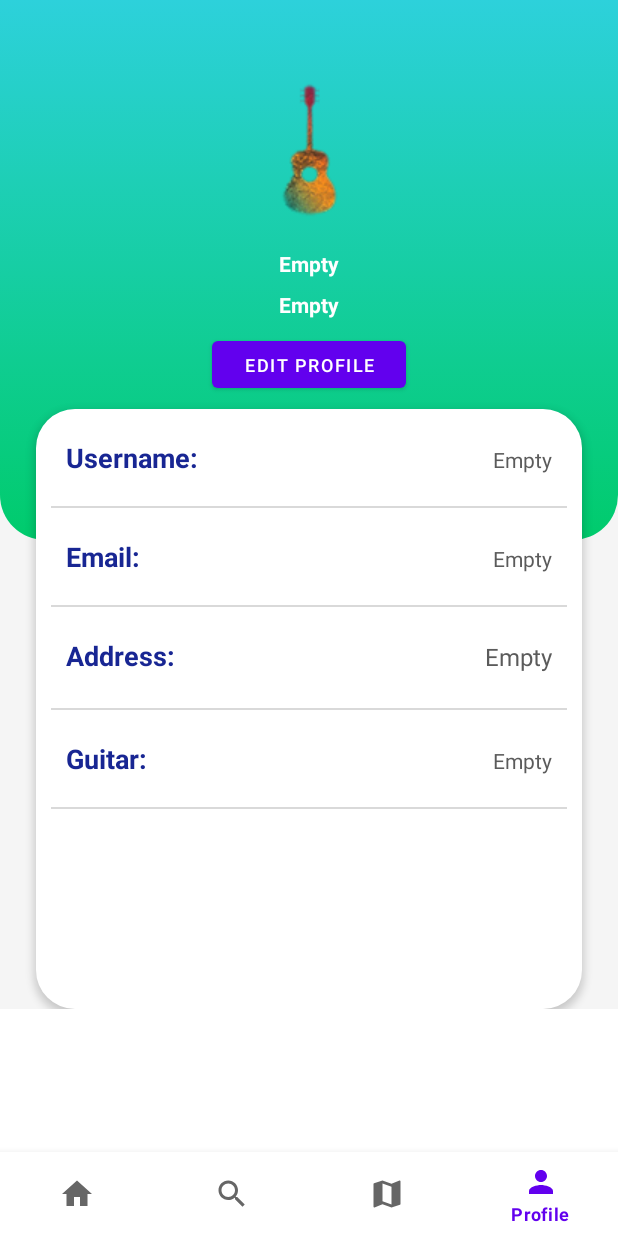
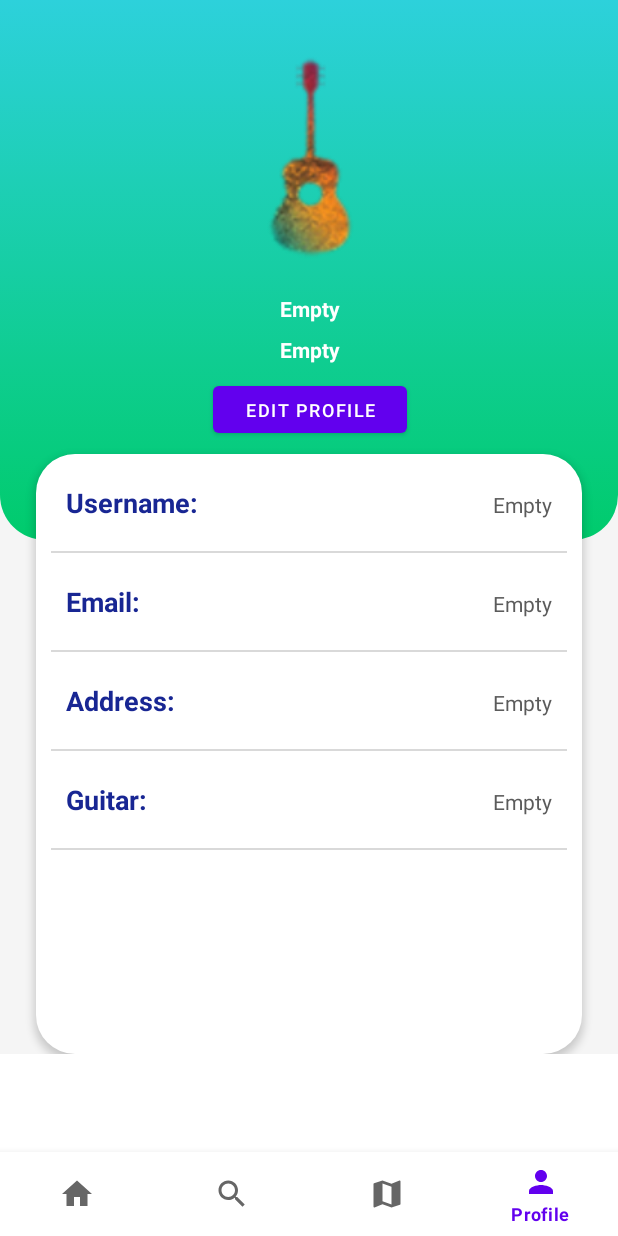
Before and after one commit to panosbabo/TakOwnersMart, an Android app: the screen it shows after launch (MainActivity), item 4 of the bottom bar chosen, on a phone screen of 412 x 824 dp. Run offline under Robolectric (Android 15) with nearby library versions, the phone set to English and light mode, and no system bars; our stand-ins replace Room's generated code; pictures from the network do not load.

Commit message:
Modified user image to rounded

```diff
--- a/app/src/main/res/layout/activity_profile_editing_page.xml
+++ b/app/src/main/res/layout/activity_profile_editing_page.xml
@@ -19,7 +19,9 @@
         android:textSize="25sp"
         android:textStyle="bold" />
 
-    <ImageView
+    <com.google.android.material.imageview.ShapeableImageView
+        app:shapeAppearanceOverlay="@style/roundedImageViewRounded"
+        app:strokeColor="@color/white"
         android:id="@+id/avataruser_img"
         android:layout_width="150dp"
         android:layout_height="150dp"
--- a/app/src/main/res/layout/fragment_profile_page.xml
+++ b/app/src/main/res/layout/fragment_profile_page.xml
@@ -42,15 +42,18 @@
 
                     </androidx.constraintlayout.widget.ConstraintLayout>
 
-                    <ImageView
+                    <com.google.android.material.imageview.ShapeableImageView
+                        app:shapeAppearanceOverlay="@style/roundedImageViewRounded"
+                        app:strokeColor="@color/white"
                         android:id="@+id/userimage"
-                        android:layout_width="wrap_content"
-                        android:layout_height="wrap_content"
-                        android:layout_marginTop="50dp"
+                        android:layout_width="150dp"
+                        android:layout_height="150dp"
+                        android:scaleType="centerCrop"
+                        android:layout_marginTop="30dp"
                         app:layout_constraintEnd_toEndOf="parent"
                         app:layout_constraintStart_toStartOf="parent"
                         app:layout_constraintTop_toTopOf="parent"
-                        tools:src="@tools:sample/avatars" />
+                        android:layout_weight="1"/>
 
                     <TextView
                         android:id="@+id/username"
@@ -205,8 +208,7 @@
                                 android:layout_weight="1"
                                 android:autoSizeTextType="uniform"
                                 android:textAlignment="viewEnd"
-                                android:textColor="#5B5B5B"
-                                android:textSize="16sp" />
+                                android:textColor="#5B5B5B" />
 
                         </LinearLayout>
 
--- /dev/null
+++ b/app/src/main/res/values/roundedImageViewRounded.xml
@@ -0,0 +1,7 @@
+<?xml version="1.0" encoding="utf-8"?>
+<resources>
+    <style name="roundedImageViewRounded">
+        <item name="cornerFamily">rounded</item>
+        <item name="cornerSize">25%</item>
+    </style>
+</resources>
```
